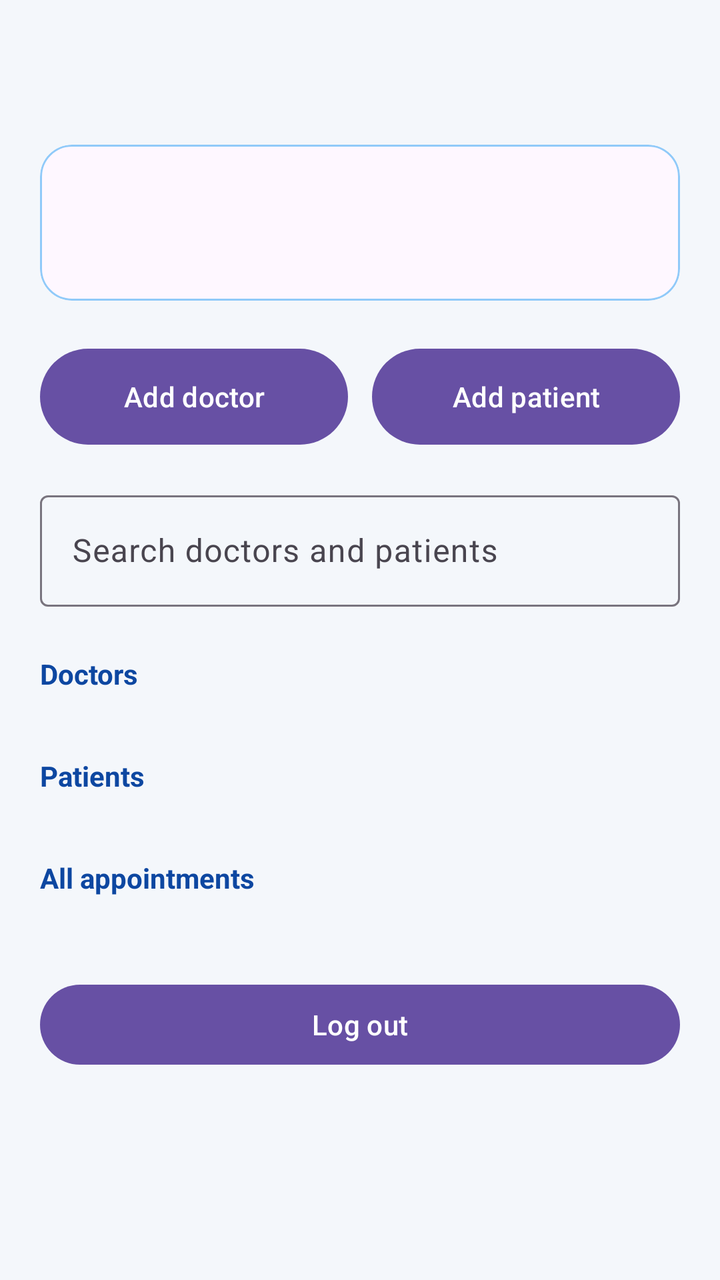
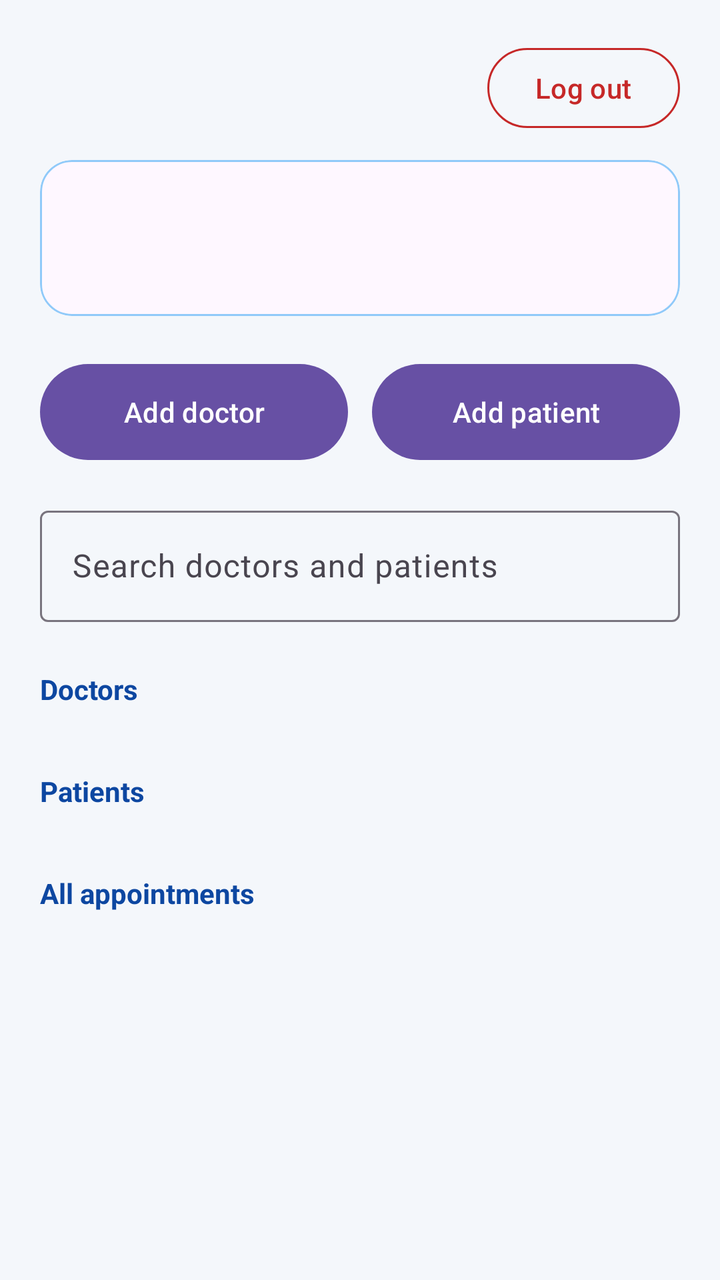

An Android layout rendered at two revisions. The XML below is the earlier revision; the diff shows what the commit changed to produce the second picture.
<!-- AndroidManifest.xml: application theme Theme.HealthAppointmentManagementSystem -->
<!-- res/layout/fragment_admin_home.xml -->
<?xml version="1.0" encoding="utf-8"?>
<ScrollView xmlns:android="http://schemas.android.com/apk/res/android"
    xmlns:app="http://schemas.android.com/apk/res-auto"
    android:layout_width="match_parent"
    android:layout_height="match_parent"
    android:background="#F4F7FB"
    android:fillViewport="true">

    <LinearLayout
        android:layout_width="match_parent"
        android:layout_height="wrap_content"
        android:orientation="vertical"
        android:padding="20dp">

        <TextView
            android:id="@+id/textWelcome"
            android:layout_width="match_parent"
            android:layout_height="wrap_content"
            android:layout_marginTop="8dp"
            android:textColor="#0D47A1"
            android:textSize="24sp"
            android:textStyle="bold" />

        <com.google.android.material.card.MaterialCardView
            android:layout_width="match_parent"
            android:layout_height="wrap_content"
            android:layout_marginTop="12dp"
            app:cardCornerRadius="16dp"
            app:cardElevation="0dp"
            app:strokeColor="#90CAF9"
            app:strokeWidth="1dp">

            <LinearLayout
                android:layout_width="match_parent"
                android:layout_height="wrap_content"
                android:orientation="vertical"
                android:padding="16dp">

                <TextView
                    android:id="@+id/textProfile"
                    android:layout_width="match_parent"
                    android:layout_height="wrap_content"
                    android:textColor="#37474F"
                    android:textSize="14sp" />

                <TextView
                    android:id="@+id/textSummary"
                    android:layout_width="match_parent"
                    android:layout_height="wrap_content"
                    android:layout_marginTop="8dp"
                    android:textColor="#1565C0"
                    android:textSize="14sp"
                    android:textStyle="bold" />
            </LinearLayout>
        </com.google.android.material.card.MaterialCardView>

        <LinearLayout
            android:layout_width="match_parent"
            android:layout_height="wrap_content"
            android:layout_marginTop="20dp"
            android:orientation="horizontal">

            <com.google.android.material.button.MaterialButton
                android:id="@+id/btnAddDoctor"
                android:layout_width="0dp"
                android:layout_height="56dp"
                android:layout_marginEnd="6dp"
                android:layout_weight="1"
                android:text="Add doctor"
                android:textAllCaps="false" />

            <com.google.android.material.button.MaterialButton
                android:id="@+id/btnAddPatient"
                android:layout_width="0dp"
                android:layout_height="56dp"
                android:layout_marginStart="6dp"
                android:layout_weight="1"
                android:text="Add patient"
                android:textAllCaps="false" />
        </LinearLayout>

        <com.google.android.material.textfield.TextInputLayout
            android:layout_width="match_parent"
            android:layout_height="wrap_content"
            android:layout_marginTop="16dp"
            android:hint="Search doctors and patients">

            <com.google.android.material.textfield.TextInputEditText
                android:id="@+id/inputSearch"
                android:layout_width="match_parent"
                android:layout_height="wrap_content"
                android:inputType="text" />
        </com.google.android.material.textfield.TextInputLayout>

        <TextView
            android:layout_width="match_parent"
            android:layout_height="wrap_content"
            android:layout_marginTop="24dp"
            android:text="Doctors"
            android:textColor="#0D47A1"
            android:textStyle="bold" />

        <androidx.recyclerview.widget.RecyclerView
            android:id="@+id/recyclerDoctors"
            android:layout_width="match_parent"
            android:layout_height="wrap_content"
            android:layout_marginTop="8dp"
            android:nestedScrollingEnabled="false" />

        <TextView
            android:id="@+id/textNoDoctors"
            android:layout_width="match_parent"
            android:layout_height="wrap_content"
            android:layout_marginTop="8dp"
            android:text="No doctors found"
            android:textColor="#78909C"
            android:visibility="gone" />

        <TextView
            android:layout_width="match_parent"
            android:layout_height="wrap_content"
            android:layout_marginTop="24dp"
            android:text="Patients"
            android:textColor="#0D47A1"
            android:textStyle="bold" />

        <androidx.recyclerview.widget.RecyclerView
            android:id="@+id/recyclerPatients"
            android:layout_width="match_parent"
            android:layout_height="wrap_content"
            android:layout_marginTop="8dp"
            android:nestedScrollingEnabled="false" />

        <TextView
            android:id="@+id/textNoPatients"
            android:layout_width="match_parent"
            android:layout_height="wrap_content"
            android:layout_marginTop="8dp"
            android:text="No patients found"
            android:textColor="#78909C"
            android:visibility="gone" />

        <TextView
            android:layout_width="match_parent"
            android:layout_height="wrap_content"
            android:layout_marginTop="24dp"
            android:text="All appointments"
            android:textColor="#0D47A1"
            android:textStyle="bold" />

        <androidx.recyclerview.widget.RecyclerView
            android:id="@+id/recyclerAppointments"
            android:layout_width="match_parent"
            android:layout_height="wrap_content"
            android:layout_marginTop="8dp"
            android:nestedScrollingEnabled="false" />

        <TextView
            android:id="@+id/textNoAppointments"
            android:layout_width="match_parent"
            android:layout_height="wrap_content"
            android:layout_marginTop="8dp"
            android:text="No appointments yet"
            android:textColor="#78909C"
            android:visibility="gone" />

        <Button
            android:id="@+id/btnLogout"
            android:layout_width="match_parent"
            android:layout_height="wrap_content"
            android:layout_marginTop="32dp"
            android:text="Log out" />
    </LinearLayout>
</ScrollView>
<!-- resources referenced by this layout -->
<resources>
  <style name="Theme.HealthAppointmentManagementSystem" parent="Base.Theme.HealthAppointmentManagementSystem" />
  <style name="Base.Theme.HealthAppointmentManagementSystem" parent="Theme.Material3.DayNight.NoActionBar">
          
          
      </style>
</resources>

<!-- the commit's change to res/layout/fragment_admin_home.xml (unified diff, before → after) -->
@@ -12,14 +12,30 @@
         android:orientation="vertical"
         android:padding="20dp">
 
-        <TextView
-            android:id="@+id/textWelcome"
+        <LinearLayout
             android:layout_width="match_parent"
             android:layout_height="wrap_content"
-            android:layout_marginTop="8dp"
-            android:textColor="#0D47A1"
-            android:textSize="24sp"
-            android:textStyle="bold" />
+            android:gravity="center_vertical"
+            android:orientation="horizontal">
+
+            <TextView
+                android:id="@+id/textWelcome"
+                android:layout_width="0dp"
+                android:layout_height="wrap_content"
+                android:layout_weight="1"
+                android:textColor="#0D47A1"
+                android:textSize="24sp"
+                android:textStyle="bold" />
+
+            <com.google.android.material.button.MaterialButton
+                android:id="@+id/btnLogout"
+                style="?attr/materialButtonOutlinedStyle"
+                android:layout_width="wrap_content"
+                android:layout_height="wrap_content"
+                android:text="Log out"
+                android:textColor="#C62828"
+                app:strokeColor="#C62828" />
+        </LinearLayout>
 
         <com.google.android.material.card.MaterialCardView
             android:layout_width="match_parent"
@@ -164,11 +180,5 @@
             android:textColor="#78909C"
             android:visibility="gone" />
 
-        <Button
-            android:id="@+id/btnLogout"
-            android:layout_width="match_parent"
-            android:layout_height="wrap_content"
-            android:layout_marginTop="32dp"
-            android:text="Log out" />
     </LinearLayout>
 </ScrollView>
